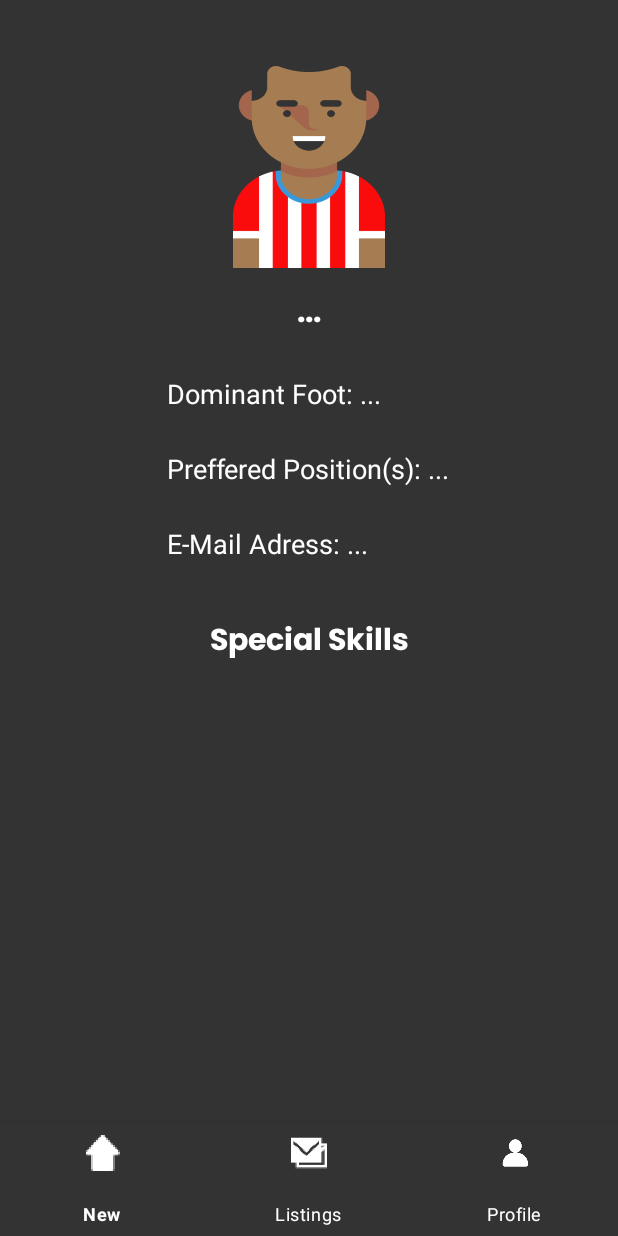
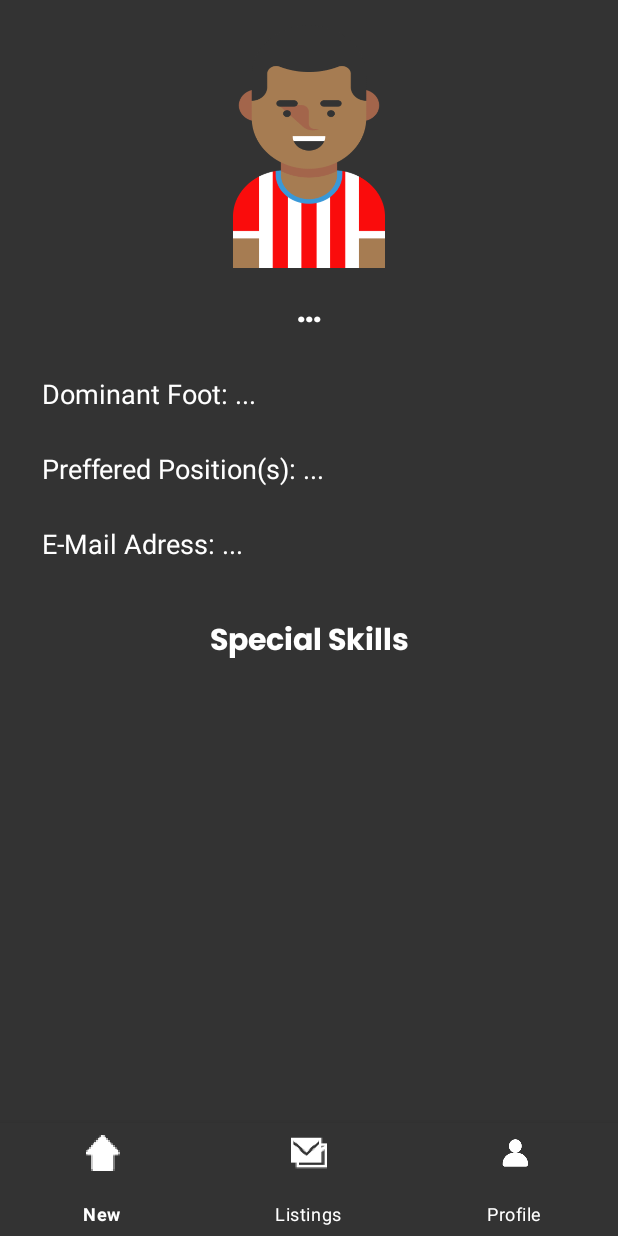
Before and after one commit to merakserhat/BilFoot, an Android app: the layout activity_profile_screen.xml on its own in the app's theme, with its tools: preview values and no code run, on a phone screen of 412 x 824 dp. Run offline under Robolectric (Android 15) with nearby library versions, the phone set to English and light mode, and no system bars.

Commit message:
Change otherpeople's profile view

```diff
--- a/app/src/main/res/layout/activity_profile_screen.xml
+++ b/app/src/main/res/layout/activity_profile_screen.xml
@@ -55,40 +55,39 @@
         <LinearLayout
             android:layout_width="wrap_content"
             android:layout_height="match_parent"
-            android:layout_gravity="center"
-
 
             android:orientation="vertical">
-
-
 
 
             <TextView
                 android:id="@+id/dominantfoot"
                 android:layout_width="match_parent"
                 android:layout_height="50dp"
+                android:layout_marginStart="4dp"
                 android:gravity="center_vertical"
                 android:text="Dominant Foot: ..."
-                android:textSize="18dp"
-                android:textColor="@color/white" />
+                android:textColor="@color/white"
+                android:textSize="18dp" />
 
             <TextView
                 android:id="@+id/positions"
                 android:layout_width="match_parent"
                 android:layout_height="50dp"
                 android:gravity="center_vertical"
-                android:textSize="18dp"
+                android:layout_marginStart="4dp"
                 android:text="Preffered Position(s): ..."
-                android:textColor="@color/white" />
+                android:textColor="@color/white"
+                android:textSize="18dp" />
 
             <TextView
                 android:id="@+id/email"
-                android:gravity="center_vertical"
                 android:layout_width="match_parent"
                 android:layout_height="50dp"
-                android:textSize="18dp"
+                android:layout_marginStart="4dp"
+                android:gravity="center_vertical"
                 android:text="E-Mail Adress: ..."
-                android:textColor="@color/white" />
+                android:textColor="@color/white"
+                android:textSize="18dp" />
         </LinearLayout>
 
     </HorizontalScrollView>
@@ -110,6 +109,7 @@
         android:layout_width="match_parent"
         android:layout_height="wrap_content"
         android:layout_below="@+id/specialskillstitle"
+        android:layout_above="@id/appmenu"
         android:layout_marginTop="0dp">
 
     </ListView>
```
Also changed, not shown: app/src/main/java/com/bilmatch/bilfoot/view/ProfileScreenActivity.java (+28 -1 lines).
